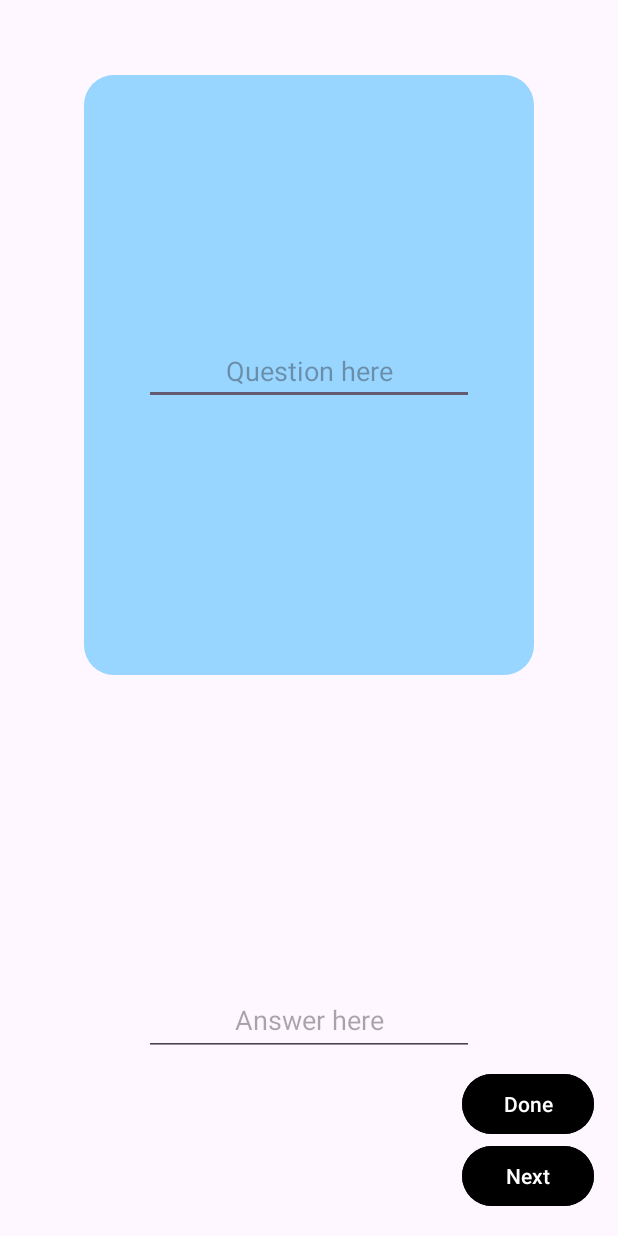
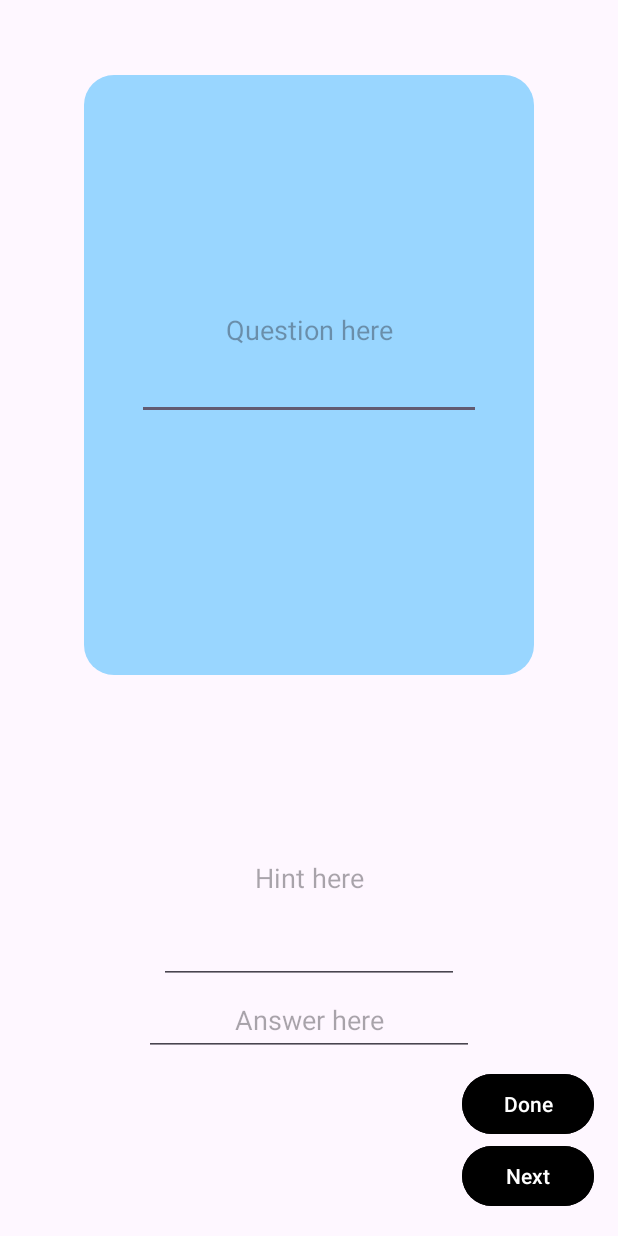
Before and after one commit to TousTarm/Android-aplikace-pololetni-prace, an Android app: the CreateActivity2 screen opened directly, with no data from a screen before it, on a phone screen of 412 x 824 dp. Run offline under Robolectric (Android 15) with nearby library versions, the phone set to English and light mode, and no system bars.

Commit message:
První zcela funkční verze aplikace 1.0.0

```diff
--- a/app/src/main/java/com/example/pololetniprace3/DatabaseHelper.java
+++ b/app/src/main/java/com/example/pololetniprace3/DatabaseHelper.java
@@ -12,7 +12,7 @@ import java.util.ArrayList;
 public class DatabaseHelper extends SQLiteOpenHelper {
 
     // Database version
-    private static final int DATABASE_VERSION = 2;
+    private static final int DATABASE_VERSION = 3;
 
     // Database name
     private static final String DATABASE_NAME = "CardSets";
@@ -27,8 +27,8 @@ public class DatabaseHelper extends SQLiteOpenHelper {
     // Card Sets table column names
     public static final String COLUMN_CARD_SET_NAME = "card_set_name";
 
-    // Cards table column names
     public static final String COLUMN_QUESTION = "question";
+    public static final String COLUMN_HINT = "hint";
     public static final String COLUMN_ANSWER = "answer";
     public static final String COLUMN_SET_ID = "set_id";
 
@@ -41,9 +41,11 @@ public class DatabaseHelper extends SQLiteOpenHelper {
             COLUMN_ID + " INTEGER PRIMARY KEY AUTOINCREMENT, " +
             COLUMN_QUESTION + " TEXT, " +
             COLUMN_ANSWER + " TEXT, " +
+            COLUMN_HINT + " TEXT, " + // Add the new column here
             COLUMN_SET_ID + " INTEGER, " +
             "FOREIGN KEY(" + COLUMN_SET_ID + ") REFERENCES " + TABLE_CARD_SETS + "(" + COLUMN_ID + ")" +
             ")";
+
 
     public DatabaseHelper(Context context) {
         super(context, DATABASE_NAME, null, DATABASE_VERSION);
@@ -93,6 +95,4 @@ public class DatabaseHelper extends SQLiteOpenHelper {
         }
         return cardSets;
     }
-
-
 }
--- a/app/src/main/java/com/example/pololetniprace3/MainActivity.java
+++ b/app/src/main/java/com/example/pololetniprace3/MainActivity.java
@@ -7,7 +7,7 @@ import android.os.Bundle;
 import android.view.View;
 import android.widget.Button;
 
-public class MainActivity extends AppCompatActivity {//MRDAM TO JDU SE U4IT CESTINU KURWA DRAT AAAAAAAAAAAAAAAA
+public class MainActivity extends AppCompatActivity {
 
     @Override
     protected void onCreate(Bundle savedInstanceState) {
--- a/app/src/main/res/layout/activity_create2.xml
+++ b/app/src/main/res/layout/activity_create2.xml
@@ -51,16 +51,33 @@
         android:layout_alignTop="@+id/rectangle"
         android:layout_alignEnd="@+id/rectangle"
         android:layout_alignBottom="@+id/rectangle"
-        android:layout_marginStart="40dp"
-        android:layout_marginTop="180dp"
-        android:layout_marginEnd="40dp"
-        android:layout_marginBottom="180dp"
+        android:layout_marginStart="35dp"
+        android:layout_marginTop="110dp"
+        android:layout_marginEnd="35dp"
+        android:layout_marginBottom="170dp"
         android:ems="10"
+        android:gravity="center"
         android:hint="Question here"
         android:inputType="textMultiLine"
         android:maxLines="5"
+        android:minHeight="48dp"
+        android:scrollHorizontally="false"/>
+
+    <EditText
+        android:id="@+id/hint"
+        android:layout_width="wrap_content"
+        android:layout_height="wrap_content"
+        android:layout_above="@+id/answer"
+        android:layout_below="@+id/rectangle"
+        android:layout_alignStart="@+id/rectangle"
+        android:layout_alignEnd="@+id/rectangle"
+        android:layout_marginStart="50dp"
+        android:layout_marginTop="65dp"
+        android:layout_marginEnd="50dp"
+        android:ems="10"
         android:gravity="center"
-        android:scrollHorizontally="false" />
+        android:hint="Hint here"
+        android:inputType="text"/>
 
     <EditText
         android:id="@+id/answer"
```
Also changed, not shown: app/src/main/java/com/example/pololetniprace3/CreateActivity2.java (+10 -4 lines), app/src/main/java/com/example/pololetniprace3/PracticeActivity2.java (+49 -0 lines), app/src/main/res/layout/activity_practice2.xml (+27 -1 lines).
